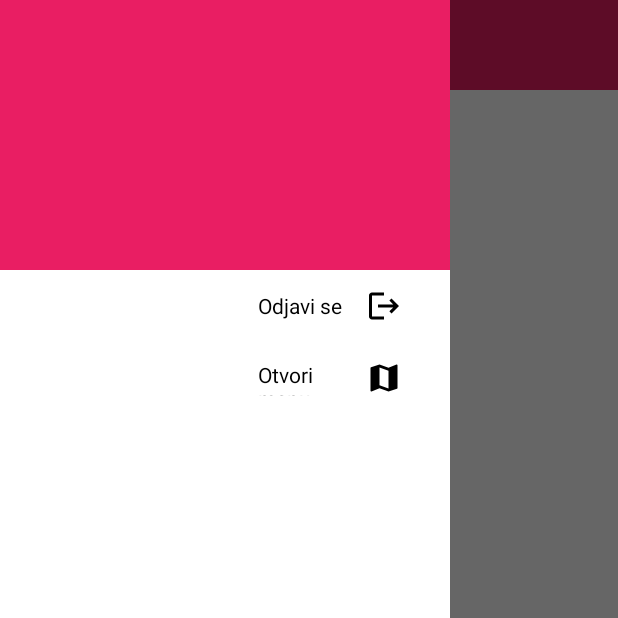
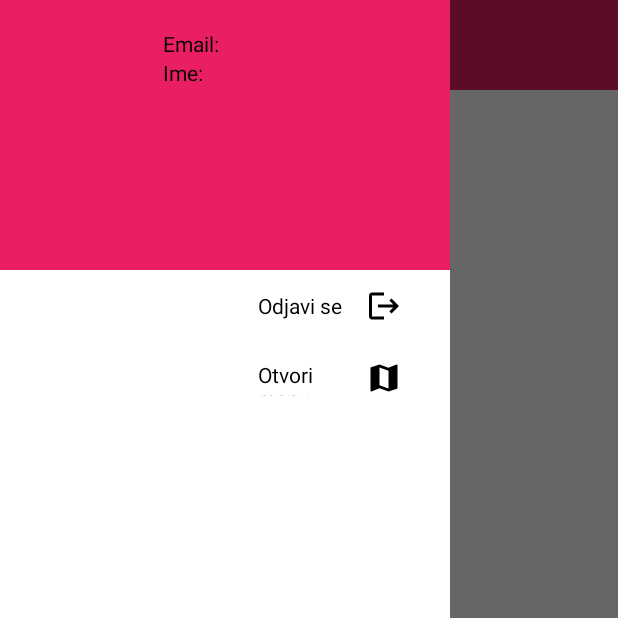
Before and after one commit to andjmi11/rmas, an Android app: the MainActivity screen opened directly, with no data from a screen before it, with the side drawer open, on a phone screen of 412 x 824 dp, the top half of it. Run offline under Robolectric (Android 15) with nearby library versions, the phone set to English and light mode, and no system bars; our stand-ins replace Firebase (no records; nobody signed in at launch, a user with empty details on screens opened directly).

Commit message:
Profil, preuzimanje podataka iz firebase

```diff
--- a/Razvoj mobilnih sistema i servisa/app/src/main/java/elfak/mosis/rmas18247/MainActivity.kt
+++ b/Razvoj mobilnih sistema i servisa/app/src/main/java/elfak/mosis/rmas18247/MainActivity.kt
@@ -1,25 +1,21 @@
 package elfak.mosis.rmas18247
 
-import android.Manifest
 import android.app.AlertDialog
 import android.content.Intent
-import android.content.SharedPreferences
-import android.content.pm.PackageManager
-import android.location.Location
 import android.net.Uri
 import android.os.Bundle
 import android.view.View
-import android.widget.Button
 import android.widget.ImageView
 import android.widget.TextView
-import android.widget.Toast
 import androidx.appcompat.app.AppCompatActivity
-import androidx.core.app.ActivityCompat
 import androidx.core.view.GravityCompat
 import androidx.drawerlayout.widget.DrawerLayout
+import coil.load
+import coil.transform.CircleCropTransformation
 import com.google.firebase.auth.FirebaseAuth
 import com.google.firebase.database.DataSnapshot
 import com.google.firebase.database.DatabaseError
+import com.google.firebase.database.DatabaseReference
 import com.google.firebase.database.FirebaseDatabase
 import com.google.firebase.database.ValueEventListener
 import elfak.mosis.rmas18247.databinding.ActivityMainBinding
@@ -27,10 +23,10 @@ import elfak.mosis.rmas18247.databinding.ActivityMainBinding
 class MainActivity : AppCompatActivity() {
     private lateinit var binding: ActivityMainBinding
     private lateinit var drawerLayout: DrawerLayout
+
+    private  var  firebaseDatabase: FirebaseDatabase?= null
+    private var databaseReference: DatabaseReference?= null
     private lateinit var firebaseAuth: FirebaseAuth
-
-
-
 
     override fun onCreate(savedInstanceState: Bundle?) {
         super.onCreate(savedInstanceState)
@@ -39,6 +35,61 @@ class MainActivity : AppCompatActivity() {
         setContentView(binding.root)
 
         drawerLayout = findViewById(R.id.drawer_menu)
+
+        firebaseAuth = FirebaseAuth.getInstance()
+
+        getData()
+    }
+
+    private fun getData() {
+        val currentUser = firebaseAuth.currentUser
+
+        if(currentUser != null) {
+            val uid = currentUser.uid
+            //prijavljen korisnik
+
+            FirebaseDatabase.getInstance().getReference("users")?.child(uid)
+                ?.addValueEventListener(object : ValueEventListener {
+                    override fun onDataChange(snapshot: DataSnapshot) {
+                        if (snapshot.exists()) {
+                            val user = snapshot.getValue(Users::class.java)
+                            if (user != null) {
+                                val email = user.email
+                                val name = user.name
+                                val surname = user.surname
+                                val phone = user.phone
+                                val profileImageUriString = user.imgUrl
+
+                                val profileImageUri = Uri.parse(profileImageUriString)
+
+                                val emailTextView = findViewById<TextView>(R.id.emailTextView)
+                                val nameTextView = findViewById<TextView>(R.id.nameTextView)
+                                val profileImageView = findViewById<ImageView>(R.id.profileImageView)
+
+
+                                emailTextView.text = "Email: $email"
+                                nameTextView.text = "Name: $name"
+                                profileImageView.load(profileImageUri) {
+                                    crossfade(true)
+                                    crossfade(1000)
+                                    transformations(CircleCropTransformation())
+                                }
+
+
+
+
+                            }
+                        }
+                    }
+
+                    override fun onCancelled(error: DatabaseError) {
+                        //greska pri dohvatanju podataka
+                    }
+
+                })
+        }else{
+            //korisnik nije prijavljen
+        }
 
     }
 
--- a/Razvoj mobilnih sistema i servisa/app/src/main/res/layout/activity_main.xml
+++ b/Razvoj mobilnih sistema i servisa/app/src/main/res/layout/activity_main.xml
@@ -1,34 +1,23 @@
-<?xml version="1.0" encoding="utf-8"?>
 <androidx.drawerlayout.widget.DrawerLayout xmlns:android="http://schemas.android.com/apk/res/android"
     xmlns:app="http://schemas.android.com/apk/res-auto"
     xmlns:tools="http://schemas.android.com/tools"
+    android:id="@+id/drawer_menu"
     android:layout_width="match_parent"
     android:layout_height="match_parent"
-    android:id="@+id/drawer_menu"
-    tools:context=".MainActivity"
-    android:orientation="vertical">
+    android:orientation="vertical"
+    tools:context=".MainActivity">
 
     <LinearLayout
         android:layout_width="match_parent"
         android:layout_height="match_parent"
         android:orientation="vertical">
 
-        <include layout="@layout/menu_toolbar"/>
-
+        <include layout="@layout/menu_toolbar" />
 
         <LinearLayout
             android:layout_width="match_parent"
             android:layout_height="0dp"
-            android:layout_weight="1"/>
-
-        <TextView
-            android:layout_width="match_parent"
-            android:layout_height="0dp"
-            android:layout_weight="1"
-            android:text="Dobrodošli!"
-            android:textStyle="bold"
-            android:textSize="50px"
-            android:gravity="center_horizontal"/>
+            android:layout_weight="1" />
 
     </LinearLayout>
 
@@ -37,7 +26,7 @@
         android:layout_height="match_parent"
         android:layout_gravity="start">
 
-        <include layout="@layout/naw_drawer"/>
+        <include layout="@layout/naw_drawer" />
     </RelativeLayout>
 
 </androidx.drawerlayout.widget.DrawerLayout>
--- a/Razvoj mobilnih sistema i servisa/app/src/main/res/layout/naw_drawer.xml
+++ b/Razvoj mobilnih sistema i servisa/app/src/main/res/layout/naw_drawer.xml
@@ -36,11 +36,21 @@
             android:layout_weight="6"
             android:orientation="vertical">
 
+
             <TextView
+                android:layout_width="match_parent"
+                android:layout_height="wrap_content"/>
+            <TextView
+                android:id="@+id/emailTextView"
+                android:text="Email:"
+                android:textColor="@color/black"
                 android:layout_width="match_parent"
                 android:layout_height="wrap_content"/>
 
             <TextView
+                android:id="@+id/nameTextView"
+                android:text="Ime:"
+                android:textColor="@color/black"
                 android:layout_width="match_parent"
                 android:layout_height="wrap_content"/>
 
```
